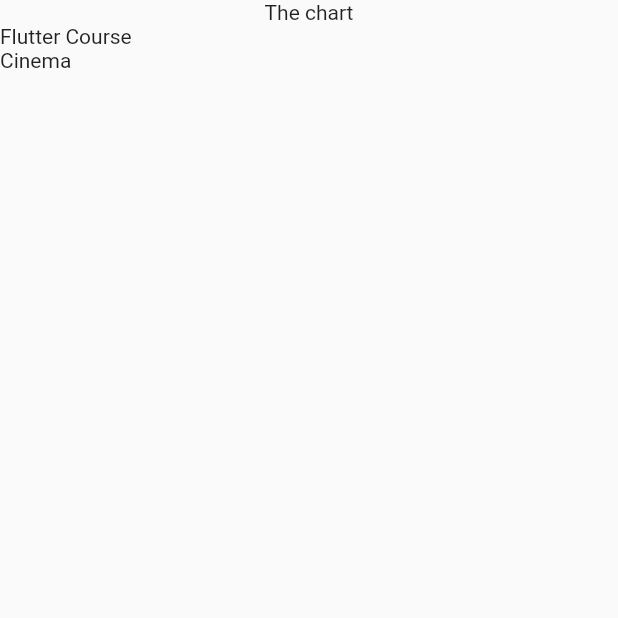
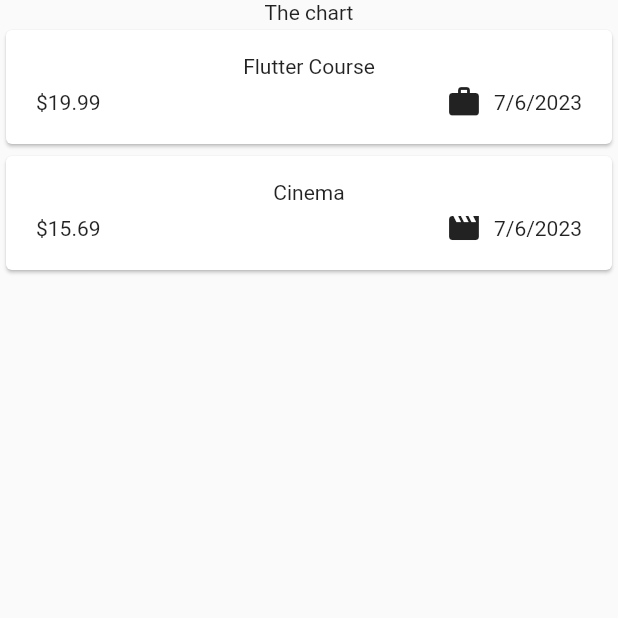
Before and after one commit to mostafaadawy/expense_tracker, a Flutter app: the screen it shows after launch, on a phone screen of 412 x 824 dp, the top half of it. Run offline on Flutter 3.47's test engine with Material 2 defaults, Android fonts, the phone set to English and light mode, and no system bars.

Commit message:
date formate and code structuring and using card

```diff
--- a/lib/main.dart
+++ b/lib/main.dart
@@ -1,6 +1,6 @@
 import 'package:flutter/material.dart';
 
-import 'package:expense_tracker/expenses.dart';
+import 'package:expense_tracker/widgets/expenses.dart';
 
 void main() {
   runApp(
--- a/lib/models/expense.dart
+++ b/lib/models/expense.dart
@@ -1,8 +1,19 @@
+import 'package:flutter/material.dart';
 import 'package:uuid/uuid.dart';
+import 'package:intl/intl.dart';
+
+final formatter = DateFormat.yMd();
 
 const uuid = Uuid();
 
 enum Category { food, travel, leisure, work }
+
+const categoryIcons = {
+  Category.food: Icons.lunch_dining,
+  Category.travel: Icons.flight_takeoff,
+  Category.leisure: Icons.movie,
+  Category.work: Icons.work,
+};
 
 class Expense {
   Expense({
@@ -17,4 +28,8 @@ class Expense {
   final double amount;
   final DateTime date;
   final Category category;
+
+  String get formattedDate {
+    return formatter.format(date);
+  }
 }
--- a/lib/expenses.dart
+++ b/lib/widgets/expenses.dart
@@ -1,6 +1,6 @@
 import 'package:flutter/material.dart';
 
-import 'package:expense_tracker/expenses_list.dart';
+import 'package:expense_tracker/widgets/expenses_list/expenses_list.dart';
 import 'package:expense_tracker/models/expense.dart';
 
 class Expenses extends StatefulWidget {
--- /dev/null
+++ b/lib/widgets/expenses_list/expense_item.dart
@@ -0,0 +1,40 @@
+import 'package:flutter/material.dart';
+
+import 'package:expense_tracker/models/expense.dart';
+
+class ExpenseItem extends StatelessWidget {
+  const ExpenseItem(this.expense, {super.key});
+
+  final Expense expense;
+
+  @override
+  Widget build(BuildContext context) {
+    return Card(
+      child: Padding(
+        padding: const EdgeInsets.symmetric(
+          horizontal: 20,
+          vertical: 16,
+        ),
+        child: Column(
+          children: [
+            Text(expense.title),
+            const SizedBox(height: 4),
+            Row(
+              children: [
+                Text('\$${expense.amount.toStringAsFixed(2)}'),
+                const Spacer(),
+                Row(
+                  children: [
+                    Icon(categoryIcons[expense.category]),
+                    const SizedBox(width: 8),
+                    Text(expense.formattedDate),
+                  ],
+                ),
+              ],
+            ),
+          ],
+        ),
+      ),
+    );
+  }
+}
--- a/lib/expenses_list.dart
+++ b/lib/widgets/expenses_list/expenses_list.dart
@@ -1,5 +1,6 @@
 import 'package:flutter/material.dart';
 
+import 'package:expense_tracker/widgets/expenses_list/expense_item.dart';
 import 'package:expense_tracker/models/expense.dart';
 
 class ExpensesList extends StatelessWidget {
@@ -14,7 +15,7 @@ class ExpensesList extends StatelessWidget {
   Widget build(BuildContext context) {
     return ListView.builder(
       itemCount: expenses.length,
-      itemBuilder: (ctx, index) => Text(expenses[index].title),
+      itemBuilder: (ctx, index) => ExpenseItem(expenses[index]),
     );
   }
 }
--- a/pubspec.yaml
+++ b/pubspec.yaml
@@ -36,6 +36,7 @@ dependencies:
   # Use with the CupertinoIcons class for iOS style icons.
   cupertino_icons: ^1.0.2
   uuid: ^3.0.7
+  intl: ^0.18.1
 
 dev_dependencies:
   flutter_test:
```
Also changed, not shown: pubspec.lock, 1 other file.
